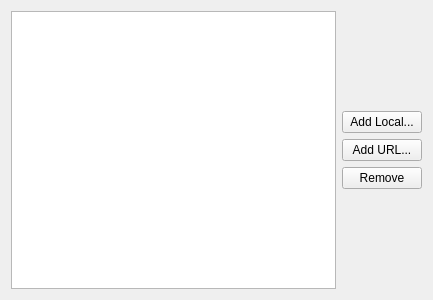
This is DMHelper/src/audiotrackedit.ui in MMetze/DMHelper as Qt 5 draws it before an edit. The edited form follows.
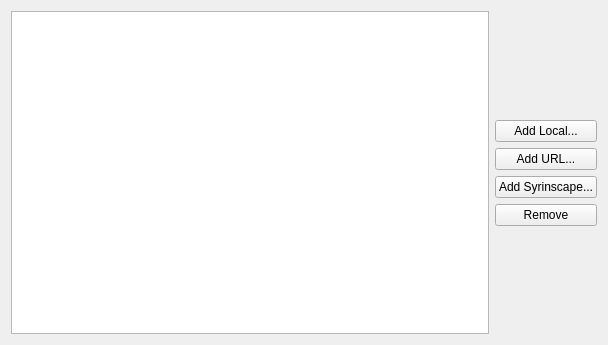
This is the edited form. Icons and pictures are not drawn.

Commit message: Added minimal Syrinscape integration

```diff
--- a/DMHelper/src/audiotrackedit.ui
+++ b/DMHelper/src/audiotrackedit.ui
@@ -6,8 +6,8 @@
    <rect>
     <x>0</x>
     <y>0</y>
-    <width>400</width>
-    <height>300</height>
+    <width>608</width>
+    <height>345</height>
    </rect>
   </property>
   <property name="windowTitle">
@@ -56,6 +56,13 @@
        </property>
       </widget>
      </item>
+     <item>
+      <widget class="QPushButton" name="btnAddSyrinscape">
+       <property name="text">
+        <string>Add Syrinscape...</string>
+       </property>
+      </widget>
+     </item>
      <item>
       <widget class="QPushButton" name="btnRemove">
        <property name="text">
```
The commit also changes 7 other files.
